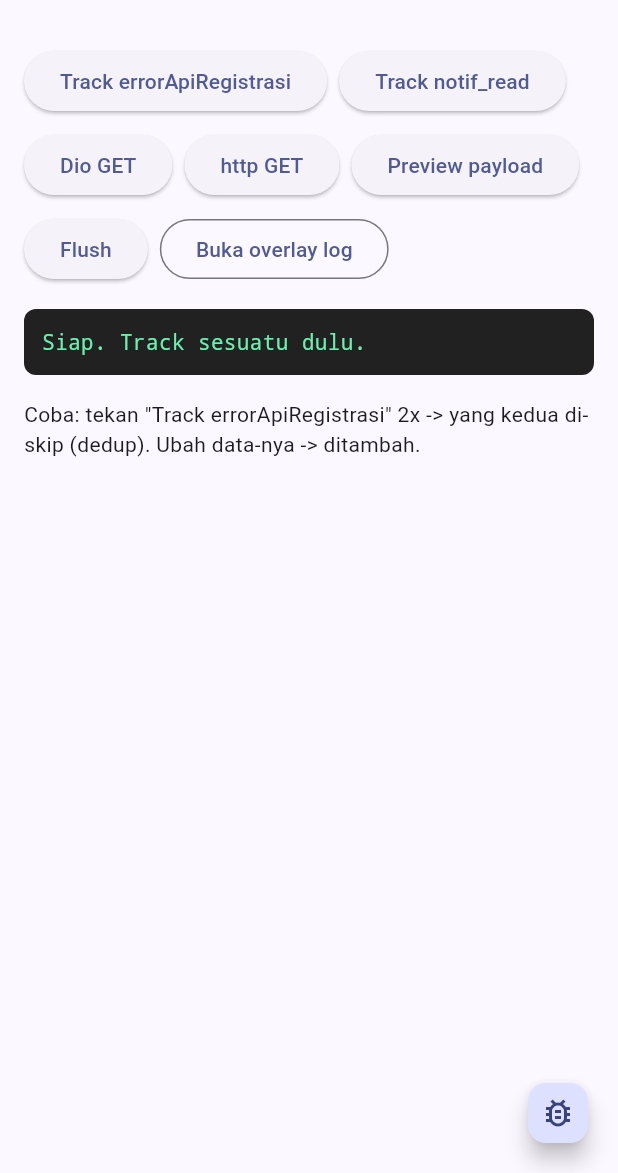
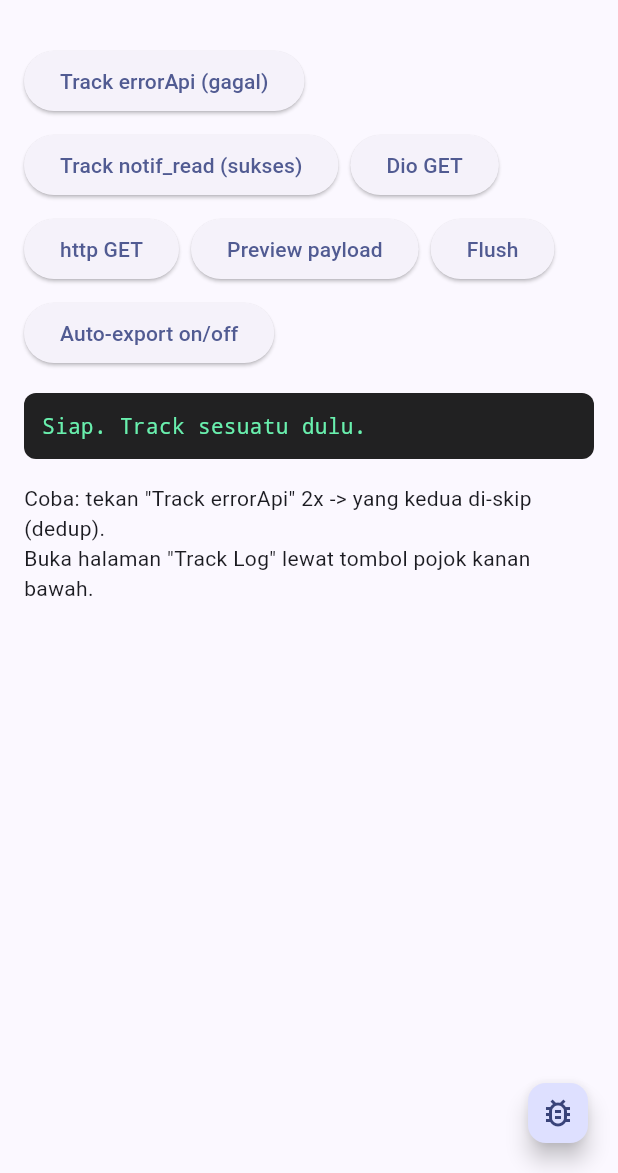
Before and after one commit to Achmad-irfanda/app_log_tracker, a Flutter app: the screen it shows after launch, on a phone screen of 412 x 824 dp, the part 63-1236 px from its top. Run offline on Flutter 3.47's test engine with Material 3 defaults, Android fonts, the phone set to English and light mode, and no system bars; our stand-ins replace dio, sqflite; accounts and stored records are empty.

Commit message:
feat: 0.2.0 auto-export, deleteEvents, errorApi rename, overlay fixes

```diff
--- a/example/lib/main.dart
+++ b/example/lib/main.dart
@@ -4,9 +4,9 @@ import 'package:flutter/material.dart';
 import 'package:http/http.dart' as http;
 
 /// Demo app_log_tracker:
-/// - custom event (errorApiRegistrasi, notif_read)
+/// - custom event (errorApi, notif_read)
 /// - auto API log via Dio + http
-/// - dedup, payload preview, flush, overlay UI
+/// - dedup, preview payload, flush manual + otomatis, halaman Track Log
 void main() {
   runApp(const TrackerDemoApp());
 }
@@ -31,18 +31,26 @@ class _TrackerDemoAppState extends State<TrackerDemoApp> {
     dio = Dio()..interceptors.add(TrackerDioInterceptor(tracker));
   }
 
+  @override
+  void dispose() {
+    tracker.stopAutoExport();
+    super.dispose();
+  }
+
   void _info(String s) => setState(() => _log = s);
 
-  Future<void> _trackErrorRegistrasi() async {
+  /// Contoh NEGATIVE case: API gagal / validasi gagal / error bisnis.
+  Future<void> _trackErrorApi() async {
     final added = await tracker.track(
-      keyEvent: 'errorApiRegistrasi',
+      keyEvent: 'errorApi',
       id: 'user_123',
       status: TrackStatus.failed,
       data: {'code': 'EMAIL_TAKEN', 'message': 'Email sudah dipakai'},
     );
-    _info(added ? 'errorApiRegistrasi DITAMBAH' : 'DUPLIKAT -> di-skip');
+    _info(added ? 'errorApi DITAMBAH' : 'DUPLIKAT -> di-skip');
   }
 
+  /// Contoh POSITIVE case: aksi user berhasil (baca notif, dsb).
   Future<void> _trackNotifRead() async {
     final added = await tracker.track(
       keyEvent: 'notif_read',
@@ -56,7 +64,7 @@ class _TrackerDemoAppState extends State<TrackerDemoApp> {
   Future<void> _hitDio() async {
     try {
       await dio.get('https://jsonplaceholder.typicode.com/posts/1');
-      _info('Dio GET sukses -> cek overlay, ada api_log');
+      _info('Dio GET sukses -> cek Track Log, ada api_log');
     } catch (e) {
       _info('Dio error: $e');
     }
@@ -68,12 +76,14 @@ class _TrackerDemoAppState extends State<TrackerDemoApp> {
       final res = await client.get(
         Uri.parse('https://jsonplaceholder.typicode.com/posts/2'),
       );
-      _info('http GET ${res.statusCode} -> cek overlay, ada api_log');
+      _info('http GET ${res.statusCode} -> cek Track Log, ada api_log');
     } catch (e) {
       _info('http error: $e');
     }
   }
 
+  /// Preview payload: LIHAT data yang akan dikirim, tanpa menghapus local.
+  /// Dipakai buat debug / sync manual (copy -> POST sendiri -> deleteEvents).
   Future<void> _previewPayload() async {
     final payload = await tracker.buildPayload();
     final events = payload['events'] as List;
@@ -84,6 +94,8 @@ class _TrackerDemoAppState extends State<TrackerDemoApp> {
     );
   }
 
+  /// Flush: KIRIM batch ke server + HAPUS yang sukses dari local.
+  /// Device lanjut nge-log data fresh sesudahnya.
   Future<void> _flush() async {
     final result = await tracker.flush((payload) async {
       // Ganti dengan API server lu:
@@ -101,6 +113,29 @@ class _TrackerDemoAppState extends State<TrackerDemoApp> {
     );
   }
 
+  /// Export otomatis tiap 10 detik (demo). Produksi: 5 menit / 15 menit.
+  /// Sukses = local dibersihkan otomatis. Gagal = dicoba lagi interval berikut.
+  Future<void> _toggleAutoExport() async {
+    if (tracker.isAutoExportRunning) {
+      tracker.stopAutoExport();
+      _info('Auto-export MATI');
+      return;
+    }
+    tracker.startAutoExport(
+      (payload) async {
+        await Future<void>.delayed(const Duration(milliseconds: 300));
+        debugPrint('AUTO-EXPORT: ${(payload['events'] as List).length} events');
+      },
+      interval: const Duration(seconds: 10),
+      onResult: (r) => _info(
+        r.sentCount == 0
+            ? 'Auto-export: antrean kosong'
+            : 'Auto-export: ${r.sentCount} terkirim, local dibersihkan',
+      ),
+    );
+    _info('Auto-export NYALA (tiap 10 detik)');
+  }
+
   @override
   Widget build(BuildContext context) {
     return MaterialApp(
@@ -109,9 +144,7 @@ class _TrackerDemoAppState extends State<TrackerDemoApp> {
       home: Scaffold(
         appBar: AppBar(title: const Text('app_log_tracker demo')),
         floatingActionButton: TrackerBubble(tracker: tracker),
-        // Builder: context di bawah MaterialApp supaya Navigator.of jalan.
-        body: Builder(
-          builder: (context) => ListView(
+        body: ListView(
           padding: const EdgeInsets.all(16),
           children: [
             Wrap(
@@ -119,12 +152,12 @@ class _TrackerDemoAppState extends State<TrackerDemoApp> {
               runSpacing: 8,
               children: [
                 ElevatedButton(
-                    onPressed: _trackErrorRegistrasi,
-                    child: const Text('Track errorApiRegistrasi'),
+                  onPressed: _trackErrorApi,
+                  child: const Text('Track errorApi (gagal)'),
                 ),
                 ElevatedButton(
                   onPressed: _trackNotifRead,
-                    child: const Text('Track notif_read'),
+                  child: const Text('Track notif_read (sukses)'),
                 ),
                 ElevatedButton(
                   onPressed: _hitDio,
@@ -139,13 +172,9 @@ class _TrackerDemoAppState extends State<TrackerDemoApp> {
                   child: const Text('Preview payload'),
                 ),
                 ElevatedButton(onPressed: _flush, child: const Text('Flush')),
-                  OutlinedButton(
-                    onPressed: () => Navigator.of(context).push(
-                      MaterialPageRoute(
-                        builder: (_) => TrackerLogPage(tracker: tracker),
-                      ),
-                    ),
-                    child: const Text('Buka overlay log'),
+                ElevatedButton(
+                  onPressed: _toggleAutoExport,
+                  child: const Text('Auto-export on/off'),
                 ),
               ],
             ),
@@ -166,11 +195,10 @@ class _TrackerDemoAppState extends State<TrackerDemoApp> {
             ),
             const SizedBox(height: 16),
             const Text(
-                'Coba: tekan "Track errorApiRegistrasi" 2x -> '
-                'yang kedua di-skip (dedup). Ubah data-nya -> ditambah.',
+              'Coba: tekan "Track errorApi" 2x -> yang kedua di-skip (dedup).\n'
+              'Buka halaman "Track Log" lewat tombol pojok kanan bawah.',
             ),
           ],
-          ),
         ),
       ),
     );
--- a/pubspec.yaml
+++ b/pubspec.yaml
@@ -1,6 +1,6 @@
 name: app_log_tracker
 description: "Event + API log tracker with dedup and offline outbox for Flutter."
-version: 0.1.1
+version: 0.2.0
 screenshots:
   - path: screenshots/demo-home.png
     description: "Demo app: custom track, Dio/http auto-log, payload preview with batch_id."
```
Also changed, not shown: lib/src/data/log_tracker.dart (+46 -2 lines), lib/src/presentation/tracker_overlay.dart (+61 -34 lines), example/pubspec.lock, 7 other files. Lines whose indentation alone changed are shown as unchanged.
